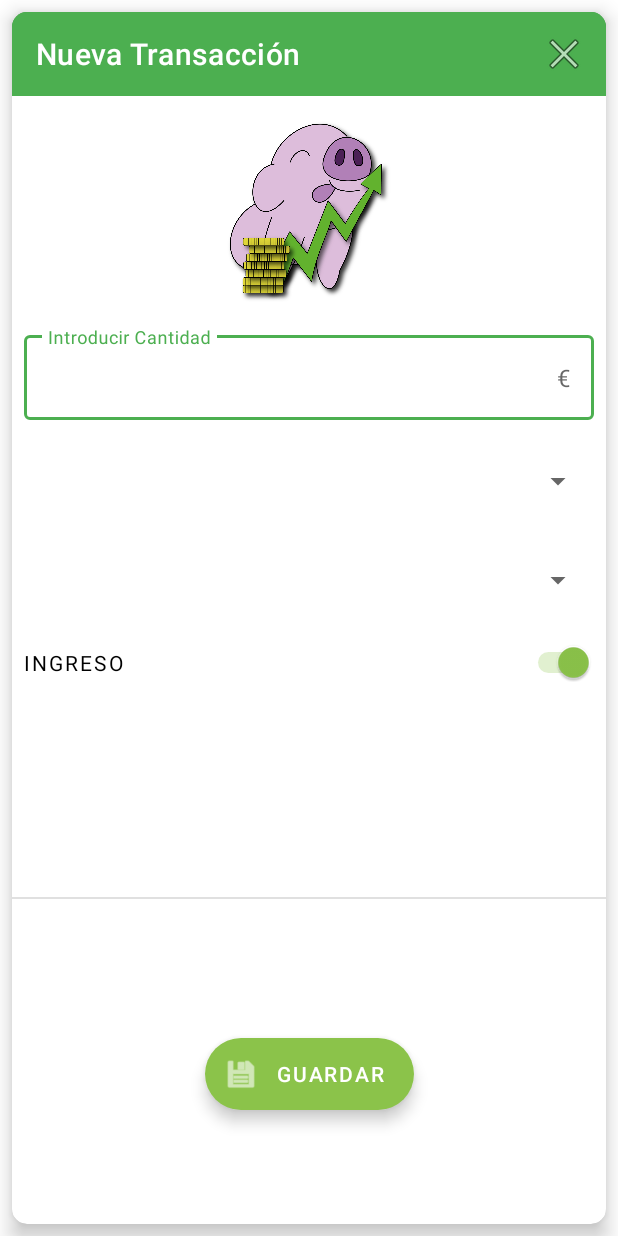
After one commit to JoelSempere/MoneySaver, an Android app: the CreateTransaction screen opened directly, with no data from a screen before it, on a phone screen of 412 x 824 dp. The commit adds this screen. Run offline under Robolectric (Android 15) with nearby library versions, the phone set to English and light mode, and no system bars.

Commit message:
Nested Recycler View in progress. Añadido Wrapper Arreglado error en el gradle / archivo xml Cambio en el diseño, pero aun falta más (Dejar para el final) Añadida activity para las transacciones aun sin logica

```diff
--- a/app/build.gradle
+++ b/app/build.gradle
@@ -47,4 +47,6 @@ dependencies {
     testImplementation 'junit:junit:4.13.2'
     androidTestImplementation 'androidx.test.ext:junit:1.1.3'
     androidTestImplementation 'androidx.test.espresso:espresso-core:3.4.0'
+
+    implementation 'com.google.android.material:material:1.6.0'
 }
--- a/app/src/main/AndroidManifest.xml
+++ b/app/src/main/AndroidManifest.xml
@@ -11,6 +11,9 @@
         android:roundIcon="@mipmap/ic_launcher_round"
         android:supportsRtl="true"
         android:theme="@style/Theme.MoneySaver">
+        <activity
+            android:name=".ui.CreateTransaction"
+            android:exported="false" />
         <activity
             android:name=".ui.WalletActivity"
             android:exported="false" />
--- /dev/null
+++ b/app/src/main/java/tfg/jsemp/moneysaver/ui/CreateTransaction.kt
@@ -0,0 +1,12 @@
+package tfg.jsemp.moneysaver.ui
+
+import androidx.appcompat.app.AppCompatActivity
+import android.os.Bundle
+import tfg.jsemp.moneysaver.R
+
+class CreateTransaction : AppCompatActivity() {
+    override fun onCreate(savedInstanceState: Bundle?) {
+        super.onCreate(savedInstanceState)
+        setContentView(R.layout.activity_create_transaction)
+    }
+}
--- /dev/null
+++ b/app/src/main/res/layout-land/activity_create_transaction.xml
@@ -0,0 +1,156 @@
+<?xml version="1.0" encoding="utf-8"?>
+<androidx.constraintlayout.widget.ConstraintLayout xmlns:android="http://schemas.android.com/apk/res/android"
+    xmlns:app="http://schemas.android.com/apk/res-auto"
+    xmlns:tools="http://schemas.android.com/tools"
+    android:layout_width="match_parent"
+    android:layout_height="match_parent"
+    tools:context=".ui.CreateTransaction">
+
+    <androidx.cardview.widget.CardView
+        android:id="@+id/cardView2"
+        android:layout_width="0dp"
+        android:layout_height="0dp"
+        android:layout_marginHorizontal="8dp"
+        android:layout_marginVertical="8dp"
+        android:layout_marginBottom="8dp"
+        app:cardCornerRadius="10dp"
+        app:cardElevation="8dp"
+        app:layout_constraintBottom_toBottomOf="parent"
+        app:layout_constraintEnd_toEndOf="parent"
+        app:layout_constraintStart_toStartOf="parent"
+        app:layout_constraintTop_toTopOf="parent">
+
+        <androidx.constraintlayout.widget.ConstraintLayout
+            android:layout_width="match_parent"
+            android:layout_height="match_parent">
+
+            <androidx.coordinatorlayout.widget.CoordinatorLayout
+                android:id="@+id/coordinatorLayout"
+                android:layout_width="match_parent"
+                android:layout_height="0dp"
+                app:layout_constraintEnd_toEndOf="parent"
+                app:layout_constraintStart_toStartOf="parent"
+                app:layout_constraintTop_toTopOf="parent">
+
+                <com.google.android.material.appbar.AppBarLayout
+                    android:layout_width="match_parent"
+                    android:layout_height="wrap_content"
+                    android:elevation="20dp"
+                    app:elevation="20dp">
+
+                    <com.google.android.material.appbar.MaterialToolbar
+                        android:id="@+id/topAppBar"
+                        style="@style/Widget.MaterialComponents.Toolbar.Primary"
+                        android:layout_width="match_parent"
+                        android:layout_height="?attr/actionBarSize"
+                        android:elevation="20dp"
+                        app:menu="@menu/menu_transaction"
+                        app:title="Nueva Transacción" />
+
+                </com.google.android.material.appbar.AppBarLayout>
+
+                <!-- Note: A RecyclerView can also be used -->
+
+            </androidx.coordinatorlayout.widget.CoordinatorLayout>
+
+            <com.google.android.material.textfield.TextInputLayout
+                android:id="@+id/tfCantidad"
+                style="@style/Widget.MaterialComponents.TextInputLayout.OutlinedBox"
+                android:layout_width="match_parent"
+                android:layout_height="wrap_content"
+                android:layout_marginHorizontal="8dp"
+                android:layout_marginStart="8dp"
+                android:layout_marginTop="16dp"
+                android:layout_marginEnd="8dp"
+                android:layout_marginBottom="8dp"
+                android:hint="Introducir Cantidad"
+                app:endIconDrawable="@android:drawable/ic_menu_close_clear_cancel"
+                app:layout_constraintBottom_toTopOf="@+id/linearLayout"
+                app:layout_constraintEnd_toEndOf="parent"
+                app:layout_constraintStart_toStartOf="parent"
+                app:layout_constraintTop_toBottomOf="@+id/coordinatorLayout"
+                app:suffixText="€">
+
+                <com.google.android.material.textfield.TextInputEditText
+                    android:id="@+id/tietCantidad"
+                    android:layout_width="match_parent"
+                    android:layout_height="wrap_content"
+                    android:inputType="numberDecimal" />
+
+            </com.google.android.material.textfield.TextInputLayout>
+
+            <Switch
+                android:id="@+id/swIsInCome"
+                android:layout_width="0dp"
+                android:layout_height="wrap_content"
+                android:layout_marginTop="8dp"
+                android:layout_marginBottom="8dp"
+                android:checked="true"
+                android:letterSpacing="0.1"
+                android:scaleX="1"
+                android:scaleY="1"
+                android:showText="false"
+                android:text="Ingreso"
+                android:textAllCaps="true"
+                app:layout_constraintBottom_toTopOf="@+id/materialDivider"
+                app:layout_constraintEnd_toEndOf="@+id/linearLayout"
+                app:layout_constraintStart_toStartOf="@+id/linearLayout"
+                app:layout_constraintTop_toBottomOf="@+id/linearLayout" />
+
+            <LinearLayout
+                android:id="@+id/linearLayout"
+                android:layout_width="0dp"
+                android:layout_height="wrap_content"
+                android:layout_marginTop="8dp"
+                android:layout_marginBottom="8dp"
+                android:orientation="horizontal"
+                app:layout_constraintBottom_toTopOf="@+id/swIsInCome"
+                app:layout_constraintEnd_toEndOf="@+id/tfCantidad"
+                app:layout_constraintStart_toStartOf="@+id/tfCantidad"
+                app:layout_constraintTop_toBottomOf="@+id/tfCantidad">
+
+                <Spinner
+                    android:id="@+id/spWallet"
+                    android:layout_width="match_parent"
+                    android:layout_height="50dp"
+                    android:layout_weight="1" />
+
+                <Spinner
+                    android:id="@+id/spCategory"
+                    android:layout_width="match_parent"
+                    android:layout_height="50dp"
+                    android:layout_weight="1" />
+            </LinearLayout>
+
+            <com.google.android.material.divider.MaterialDivider
+                android:id="@+id/materialDivider"
+                android:layout_width="match_parent"
+                android:layout_height="wrap_content"
+                android:layout_marginTop="8dp"
+                android:layout_marginBottom="16dp"
+                app:layout_constraintBottom_toTopOf="@+id/fabSaveTransaction"
+                app:layout_constraintEnd_toEndOf="parent"
+                app:layout_constraintHorizontal_bias="1.0"
+                app:layout_constraintStart_toStartOf="parent"
+                app:layout_constraintTop_toBottomOf="@+id/swIsInCome" />
+
+            <com.google.android.material.floatingactionbutton.ExtendedFloatingActionButton
+                android:id="@+id/fabSaveTransaction"
+                android:layout_width="wrap_content"
+                android:layout_height="wrap_content"
+                android:layout_marginTop="16dp"
+                android:text="Guardar"
+                android:layout_marginBottom="16dp"
+                app:icon="@android:drawable/ic_menu_save"
+                app:layout_constraintBottom_toBottomOf="parent"
+                app:layout_constraintEnd_toEndOf="parent"
+                app:layout_constraintStart_toStartOf="parent"
+                app:layout_constraintTop_toBottomOf="@+id/materialDivider" />
+
+
+        </androidx.constraintlayout.widget.ConstraintLayout>
+
+
+    </androidx.cardview.widget.CardView>
+
+</androidx.constraintlayout.widget.ConstraintLayout>
--- /dev/null
+++ b/app/src/main/res/layout/activity_create_transaction.xml
@@ -0,0 +1,167 @@
+<?xml version="1.0" encoding="utf-8"?>
+<androidx.constraintlayout.widget.ConstraintLayout xmlns:android="http://schemas.android.com/apk/res/android"
+    xmlns:app="http://schemas.android.com/apk/res-auto"
+    xmlns:tools="http://schemas.android.com/tools"
+    android:layout_width="match_parent"
+    android:layout_height="match_parent"
+    tools:context=".ui.CreateTransaction">
+
+    <androidx.cardview.widget.CardView
+        android:id="@+id/cardView2"
+        android:layout_width="0dp"
+        android:layout_height="0dp"
+        android:layout_marginHorizontal="8dp"
+        android:layout_marginVertical="8dp"
+        android:layout_marginBottom="8dp"
+        app:cardCornerRadius="10dp"
+        app:cardElevation="8dp"
+        app:layout_constraintBottom_toBottomOf="parent"
+        app:layout_constraintEnd_toEndOf="parent"
+        app:layout_constraintStart_toStartOf="parent"
+        app:layout_constraintTop_toTopOf="parent">
+
+        <androidx.constraintlayout.widget.ConstraintLayout
+            android:layout_width="match_parent"
+            android:layout_height="match_parent">
+
+            <androidx.coordinatorlayout.widget.CoordinatorLayout
+                android:id="@+id/coordinatorLayout"
+                android:layout_width="match_parent"
+                android:layout_height="0dp"
+                app:layout_constraintEnd_toEndOf="parent"
+                app:layout_constraintStart_toStartOf="parent"
+                app:layout_constraintTop_toTopOf="parent">
+
+                <com.google.android.material.appbar.AppBarLayout
+                    android:layout_width="match_parent"
+                    android:layout_height="wrap_content"
+                    android:elevation="20dp"
+                    app:elevation="20dp">
+
+                    <com.google.android.material.appbar.MaterialToolbar
+                        android:id="@+id/topAppBar"
+                        style="@style/Widget.MaterialComponents.Toolbar.Primary"
+                        android:layout_width="match_parent"
+                        android:layout_height="?attr/actionBarSize"
+                        android:elevation="20dp"
+                        app:menu="@menu/menu_transaction"
+                        app:title="Nueva Transacción" />
+
+                </com.google.android.material.appbar.AppBarLayout>
+
+                <!-- Note: A RecyclerView can also be used -->
+
+            </androidx.coordinatorlayout.widget.CoordinatorLayout>
+
+            <com.google.android.material.textfield.TextInputLayout
+                android:id="@+id/tfCantidad"
+                style="@style/Widget.MaterialComponents.TextInputLayout.OutlinedBox"
+                android:layout_width="match_parent"
+                android:layout_height="wrap_content"
+                android:layout_marginHorizontal="8dp"
+                android:layout_marginStart="8dp"
+                android:layout_marginTop="16dp"
+                android:layout_marginEnd="8dp"
+                android:hint="Introducir Cantidad"
+                app:endIconDrawable="@android:drawable/ic_menu_close_clear_cancel"
+                app:layout_constraintEnd_toEndOf="parent"
+                app:layout_constraintStart_toStartOf="parent"
+                app:layout_constraintTop_toBottomOf="@+id/ivMsLogo"
+                app:suffixText="€">
+
+                <com.google.android.material.textfield.TextInputEditText
+                    android:id="@+id/tietCantidad"
+                    android:layout_width="match_parent"
+                    android:layout_height="wrap_content"
+                    android:inputType="numberDecimal" />
+
+            </com.google.android.material.textfield.TextInputLayout>
+
+            <Switch
+                android:id="@+id/swIsInCome"
+                android:layout_width="0dp"
+                android:layout_height="wrap_content"
+                android:layout_marginTop="16dp"
+                android:checked="true"
+                android:letterSpacing="0.1"
+                android:scaleX="1"
+                android:scaleY="1"
+                android:showText="false"
+                android:text="Ingreso"
+                android:textAllCaps="true"
+                app:layout_constraintEnd_toEndOf="@+id/spWallet"
+                app:layout_constraintStart_toStartOf="@+id/spWallet"
+                app:layout_constraintTop_toBottomOf="@+id/spWallet" />
+
+            <Spinner
+                android:id="@+id/spWallet"
+                android:layout_width="match_parent"
+                android:layout_height="50dp"
+                android:layout_marginStart="8dp"
+                android:layout_marginTop="16dp"
+                android:layout_marginEnd="8dp"
+                android:layout_weight="1"
+                app:layout_constraintEnd_toEndOf="@+id/spCategory"
+                app:layout_constraintStart_toStartOf="@+id/spCategory"
+                app:layout_constraintTop_toBottomOf="@+id/spCategory" />
+
+            <Spinner
+                android:id="@+id/spCategory"
+                android:layout_width="match_parent"
+                android:layout_height="50dp"
+                android:layout_marginStart="8dp"
+                android:layout_marginTop="16dp"
+                android:layout_marginEnd="8dp"
+                android:layout_weight="1"
+                app:layout_constraintEnd_toEndOf="@+id/tfCantidad"
+                app:layout_constraintStart_toStartOf="@+id/tfCantidad"
+                app:layout_constraintTop_toBottomOf="@+id/tfCantidad" />
+
+            <com.google.android.material.divider.MaterialDivider
+                android:id="@+id/materialDivider"
+                android:layout_width="match_parent"
+                android:layout_height="wrap_content"
+                app:layout_constraintBottom_toTopOf="@+id/fabSaveTransaction"
+                app:layout_constraintEnd_toEndOf="parent"
+                app:layout_constraintHorizontal_bias="1.0"
+                app:layout_constraintStart_toStartOf="parent"
+                app:layout_constraintTop_toTopOf="@+id/guideline7" />
+
+            <com.google.android.material.floatingactionbutton.ExtendedFloatingActionButton
+                android:id="@+id/fabSaveTransaction"
+                android:layout_width="wrap_content"
+                android:layout_height="wrap_content"
+                android:layout_marginTop="16dp"
+                android:text="Guardar"
+                app:icon="@android:drawable/ic_menu_save"
+                app:layout_constraintBottom_toBottomOf="parent"
+                app:layout_constraintEnd_toEndOf="parent"
+                app:layout_constraintStart_toStartOf="parent"
+                app:layout_constraintTop_toBottomOf="@+id/materialDivider" />
+
+            <androidx.constraintlayout.widget.Guideline
+                android:id="@+id/guideline7"
+                android:layout_width="wrap_content"
+                android:layout_height="wrap_content"
+                android:orientation="horizontal"
+                app:layout_constraintGuide_begin="514dp" />
+
+            <ImageView
+                android:id="@+id/ivMsLogo"
+                android:layout_width="165dp"
+                android:layout_height="122dp"
+                android:layout_marginTop="16dp"
+                android:layout_marginBottom="16dp"
+                app:layout_constraintBottom_toTopOf="@+id/tfCantidad"
+                app:layout_constraintEnd_toEndOf="parent"
+                app:layout_constraintStart_toStartOf="parent"
+                app:layout_constraintTop_toBottomOf="@+id/coordinatorLayout"
+                app:srcCompat="@mipmap/mslogo" />
+
+
+        </androidx.constraintlayout.widget.ConstraintLayout>
+
+
+    </androidx.cardview.widget.CardView>
+
+</androidx.constraintlayout.widget.ConstraintLayout>
--- /dev/null
+++ b/app/src/main/res/menu/menu_transaction.xml
@@ -0,0 +1,12 @@
+<?xml version="1.0" encoding="utf-8"?>
+<menu xmlns:app="http://schemas.android.com/apk/res-auto"
+    xmlns:android="http://schemas.android.com/apk/res/android">
+
+    <item
+        android:id="@+id/item_close"
+        android:enabled="true"
+        android:icon="@android:drawable/ic_menu_close_clear_cancel"
+        android:visible="true"
+        app:showAsAction="always"
+        android:title="" />
+</menu>
--- a/app/src/main/res/values/colors.xml
+++ b/app/src/main/res/values/colors.xml
@@ -7,6 +7,7 @@
     <color name="teal_700">#FF018786</color>
     <color name="black">#FF000000</color>
     <color name="white">#FFFFFFFF</color>
+    <color name="error">#D32F2F</color>
 
     <color name="primary">#4CAF50</color>
     <color name="primary_dark">#388E3C</color>
--- a/gradle.properties
+++ b/gradle.properties
@@ -19,3 +19,4 @@ android.useAndroidX=true
 # resources declared in the library itself and none from the library's dependencies,
 # thereby reducing the size of the R class for that library
 android.nonTransitiveRClass=true
+android.enableJetifier=true
```
Also changed, not shown: app/src/main/java/tfg/jsemp/moneysaver/ui/MainActivity.java (+11 -3 lines), app/src/main/res/layout-land/activity_login.xml (+30 -30 lines), app/src/main/res/layout-land/activity_sign_in.xml (+22 -27 lines), app/src/main/res/layout/activity_login.xml (+40 -24 lines), app/src/main/res/layout/activity_main.xml (+7 -4 lines), app/src/main/res/layout/activity_profile.xml (+7 -2 lines), app/src/main/res/layout/activity_sign_in.xml (+15 -13 lines), app/src/main/res/values/themes.xml (+36 -0 lines).
